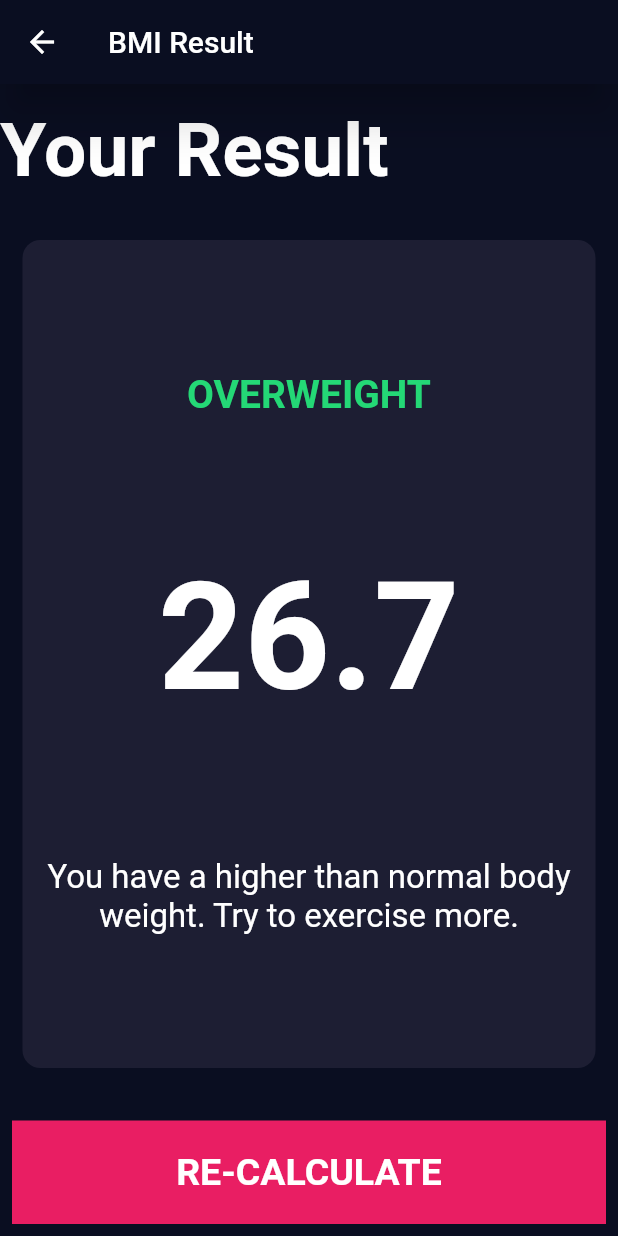
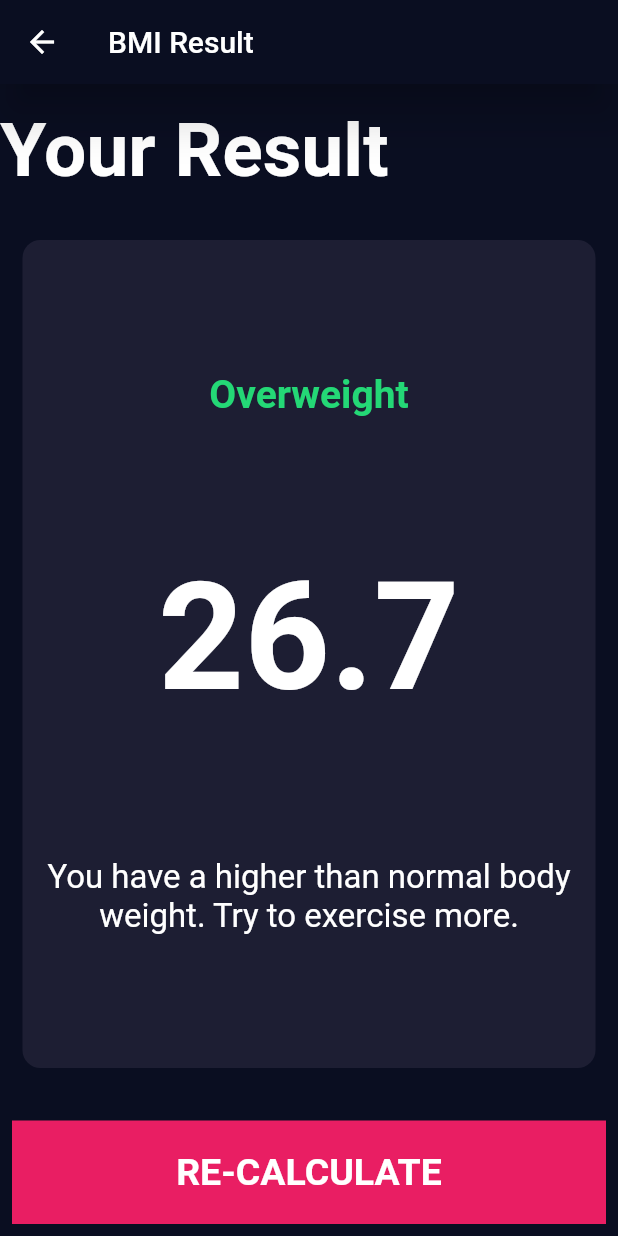
Before and after one commit to bunnyBites/bmi-calculator-flutter, a Flutter app: the screen it shows after launch, after a tap on "CALCULATE", on a phone screen of 412 x 824 dp. Run offline on Flutter 3.47's test engine with Material 2 defaults, Android fonts, the phone set to English and light mode, and no system bars; our stand-ins replace font_awesome_flutter.

Commit message:
1. modify bmi calculation 2. fix minor issues 3. add bmi calculation display

```diff
--- /dev/null
+++ b/lib/calculate_brain.dart
@@ -0,0 +1,37 @@
+import 'dart:math';
+
+class CalculateBrain {
+  final int height;
+  final int weight;
+  double _calculatedBMI = 0;
+
+  CalculateBrain({ required this.height, required this.weight }) {
+    _calculatedBMI = (weight / pow(height/100, 2));
+  }
+
+
+  String getCalculatedBMI() {
+    return _calculatedBMI.toStringAsFixed(1);
+  }
+
+
+  String getBMIFeedback() {
+    if (_calculatedBMI >= 25) {
+      return "Overweight";
+    } else if (_calculatedBMI > 18.5) {
+      return "Normal";
+    } else {
+      return "Underweight";
+    }
+  }
+
+  String getBMIDescription() {
+    if (_calculatedBMI >= 25) {
+      return "You have a higher than normal body weight. Try to exercise more.";
+    } else if (_calculatedBMI > 18.5) {
+      return "You have a normal body weight. Good job!";
+    } else {
+      return "You have a lower than normal body weight. You can eat a bit more.";
+    }
+  }
+}
--- a/lib/constants.dart
+++ b/lib/constants.dart
@@ -5,7 +5,7 @@ const Color kInActiveBoxBgColor = Color(0xFF111328);
 const Color kSliderActiveColor = Color(0xFFEB1555);
 const Color kSliderInActiveColor = Color(0xFF8D8E98);
 
-const double kSliderMinValue = 120.0;
+const double kSliderMinValue = 150.0;
 const double kSliderMaxValue = 220.0;
 
 const kLabelStyle = TextStyle(
--- a/lib/main.dart
+++ b/lib/main.dart
@@ -1,6 +1,5 @@
 import 'package:flutter/material.dart';
 import 'package:bmi_calculator_flutter/screens/input_page.dart';
-import 'package:bmi_calculator_flutter/screens/result_page.dart';
 
 void main() => runApp(const BMICalculator());
 
@@ -10,6 +9,7 @@ class BMICalculator extends StatelessWidget {
   @override
   Widget build(BuildContext context) {
     return MaterialApp(
+      home: const InputPage(),
       theme: ThemeData.dark().copyWith(
         primaryColor: const Color(0xFF0A0E21),
         appBarTheme: const AppBarTheme(
@@ -18,11 +18,6 @@ class BMICalculator extends StatelessWidget {
         ),
         scaffoldBackgroundColor: const Color(0xFF0A0E21),
       ),
-      initialRoute: "/",
-      routes: {
-        "/": (context) => const InputPage(),
-        "/result": (context) => const ResultPage(),
-      },
     );
   }
 }
--- a/lib/screens/input_page.dart
+++ b/lib/screens/input_page.dart
@@ -1,8 +1,10 @@
+import 'package:bmi_calculator_flutter/calculate_brain.dart';
 import 'package:bmi_calculator_flutter/components/action_button.dart';
 import 'package:bmi_calculator_flutter/components/footer_button.dart';
 import 'package:bmi_calculator_flutter/components/info_container.dart';
 import 'package:bmi_calculator_flutter/components/info_content.dart';
 import 'package:bmi_calculator_flutter/constants.dart';
+import 'package:bmi_calculator_flutter/screens/result_page.dart';
 import 'package:flutter/material.dart';
 import 'package:font_awesome_flutter/font_awesome_flutter.dart';
 
@@ -21,8 +23,8 @@ class InputPage extends StatefulWidget {
 
 class _InputPageState extends State<InputPage> {
   Gender selectedGender = Gender.none;
-  int height = 120;
-  int weight = 50;
+  int height = 150;
+  int weight = 60;
   int age = 20;
 
   @override
@@ -42,7 +44,20 @@ class _InputPageState extends State<InputPage> {
             FooterButton(
                 label: "CALCULATE",
                 onPress: () {
-                  Navigator.pushNamed(context, "/result");
+                  CalculateBrain calculateBrain =
+                      CalculateBrain(height: height, weight: weight);
+
+                  Navigator.push(
+                    context,
+                    MaterialPageRoute(
+                      builder: (context) => ResultPage(
+                        bmiFeedbackDescription:
+                            calculateBrain.getBMIDescription(),
+                        bmiFeedbackTitle: calculateBrain.getBMIFeedback(),
+                        calculatedBMI: calculateBrain.getCalculatedBMI(),
+                      ),
+                    ),
+                  );
                 }),
           ],
         )),
--- a/lib/screens/result_page.dart
+++ b/lib/screens/result_page.dart
@@ -4,7 +4,16 @@ import 'package:bmi_calculator_flutter/constants.dart';
 import 'package:flutter/material.dart';
 
 class ResultPage extends StatefulWidget {
-  const ResultPage({super.key});
+  final String calculatedBMI;
+  final String bmiFeedbackTitle;
+  final String bmiFeedbackDescription;
+
+  const ResultPage({
+    super.key,
+    required this.bmiFeedbackTitle,
+    required this.calculatedBMI,
+    required this.bmiFeedbackDescription,
+  });
 
   @override
   State<ResultPage> createState() => _ResultPageState();
@@ -38,16 +47,16 @@ class _ResultPageState extends State<ResultPage> {
                 crossAxisAlignment: CrossAxisAlignment.stretch,
                 mainAxisAlignment: MainAxisAlignment.spaceEvenly,
                 children: [
-                  const Text(
-                    "OVERWEIGHT",
+                  Text(
+                    widget.bmiFeedbackTitle,
                     textAlign: TextAlign.center,
                     style: kResultBMIFeedbackTextStyle,
                   ),
-                  Text(result.toString(),
+                  Text(widget.calculatedBMI,
                       textAlign: TextAlign.center,
                       style: kLargeButtonTextStyle.copyWith(fontSize: 100.0)),
-                  const Text(
-                    "You have a higher than normal body weight. Try to exercise more.",
+                  Text(
+                    widget.bmiFeedbackDescription,
                     textAlign: TextAlign.center,
                     style: kResultBMIDescriptionTextStyle,
                   )
```
